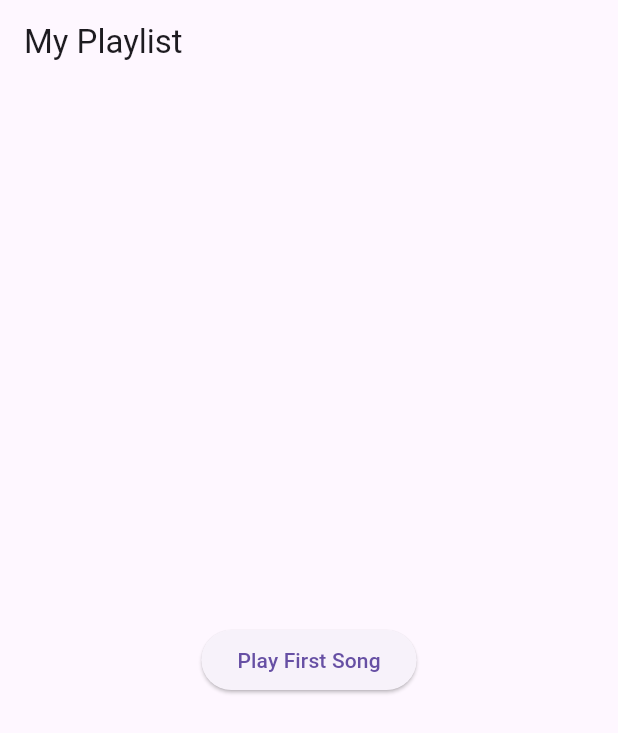
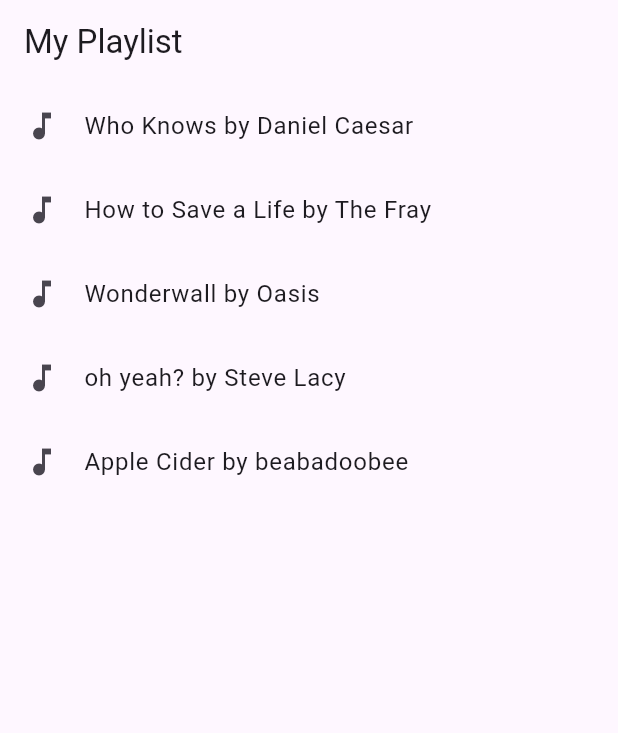
Before and after one commit to Not-PvP/Florencio_Mark_Lab6, a Flutter app: the screen it shows after launch, on a phone screen of 412 x 824 dp. Shown: the top 733 px of the screen. Run offline on Flutter 3.47's test engine with Material 3 defaults, Android fonts, the phone set to English and light mode, and no system bars.

Commit message:
done: requried addition

```diff
--- a/lib/main.dart
+++ b/lib/main.dart
@@ -17,22 +17,34 @@ class MyApp extends StatelessWidget {
 class PlaylistScreen extends StatelessWidget {
   const PlaylistScreen({super.key});
 
+  final List<String> songs = const [
+    'Who Knows by Daniel Caesar',
+    'How to Save a Life by The Fray',
+    'Wonderwall by Oasis',
+    'oh yeah? by Steve Lacy',
+    'Apple Cider by beabadoobee',
+  ];
+
   @override
   Widget build(BuildContext context) {
     return Scaffold(
       appBar: AppBar(title: const Text('My Playlist')),
-      body: Center(
-        child: ElevatedButton(
-          onPressed: () {
+      body: ListView.builder(
+        itemCount: songs.length,
+        itemBuilder: (context, index) {
+          return ListTile(
+            leading: const Icon(Icons.music_note),
+            title: Text(songs[index]),
+            onTap: () {
               Navigator.push(
                 context,
                 MaterialPageRoute(
-                builder: (context) => const NowPlayingScreen(songTitle: 'Sunset Drive'),
+                  builder: (context) => NowPlayingScreen(songTitle: songs[index]),
                 ),
               );
             },
-          child: const Text('Play First Song'),
-        ),
+          );
+        },
       ),
     );
   }
```
Lines whose indentation alone changed are shown as unchanged.
